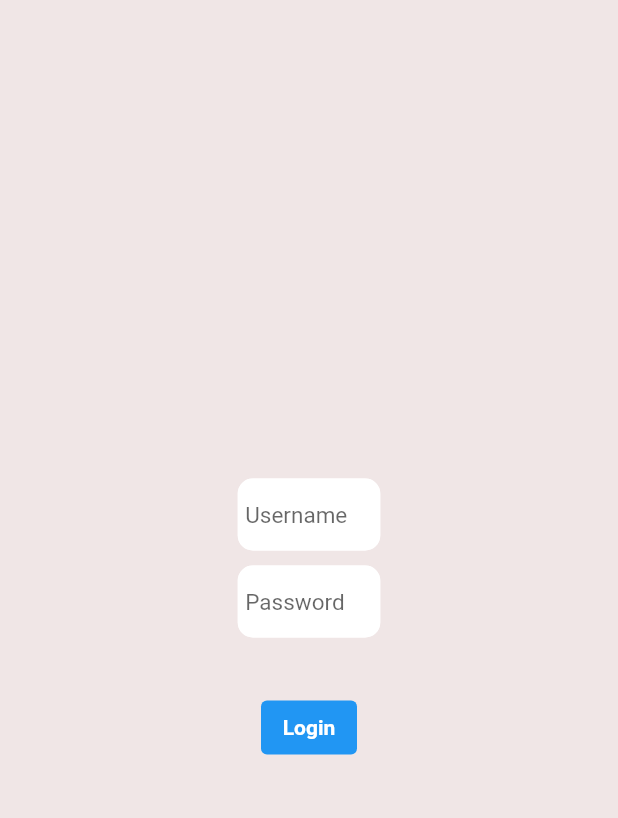
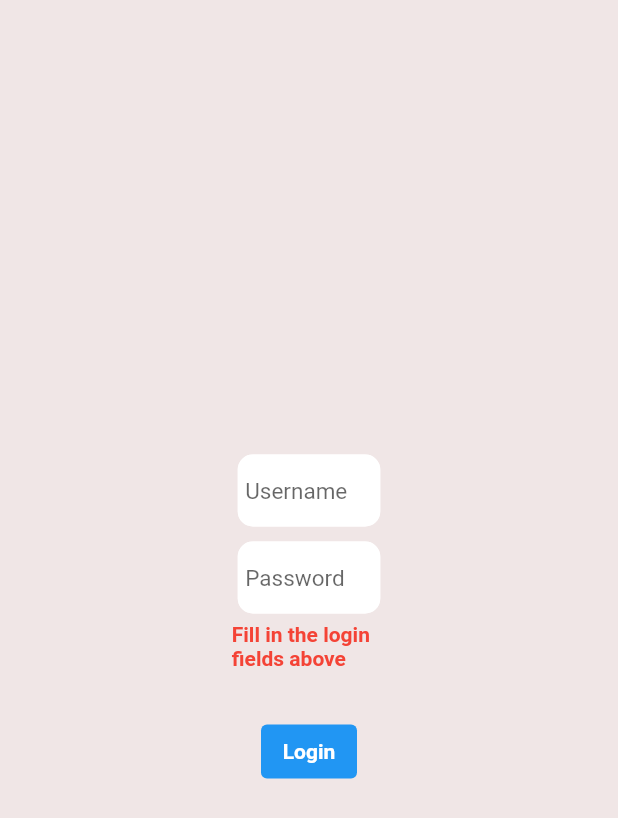
Before and after one commit to JohnM-Kahura/Biometrics-SPM, a Flutter app: the screen it shows after launch, after a tap on "Login", on a phone screen of 412 x 824 dp. Shown: the top 818 px of the screen. Run offline on Flutter 3.47's test engine with Material 2 defaults, Android fonts, the phone set to English and light mode, and no system bars; our stand-ins replace shared_preferences; missing offline and left inert: desktop_window.

Commit message:
http pack for auth

```diff
--- a/desktop/lib/pages/auth/auth.dart
+++ b/desktop/lib/pages/auth/auth.dart
@@ -1,5 +1,9 @@
+import 'package:desktop/container/container.dart';
 import 'package:desktop/widgets/custom_textfield.dart';
 import 'package:flutter/material.dart';
+import 'package:http/http.dart' as http;
+import 'package:shared_preferences/shared_preferences.dart';
+
 
 class Auth extends StatefulWidget {
   const Auth({Key? key}) : super(key: key);
@@ -9,31 +13,73 @@ class Auth extends StatefulWidget {
 }
 
 class _AuthState extends State<Auth> {
-  TextEditingController usernameController= TextEditingController();
-  TextEditingController passwordController= TextEditingController();
+  TextEditingController usernameController = TextEditingController();
+  TextEditingController passwordController = TextEditingController();
+  bool loginError = false;
+  bool feildEmpty=false;
+  saveData(String username) async{
+final prefs = await SharedPreferences.getInstance();
+await prefs.setString('username', username);
+
+
+  }
   @override
   Widget build(BuildContext context) {
     return Scaffold(
-      backgroundColor: const  Color.fromARGB(255, 240, 230, 230),
+      backgroundColor: const Color.fromARGB(255, 240, 230, 230),
       body: Center(
         child: SizedBox(
-
-
           height: 500,
           width: MediaQuery.of(context).size.width / 4,
           child: Column(
             crossAxisAlignment: CrossAxisAlignment.center,
             mainAxisAlignment: MainAxisAlignment.center,
             children: [
-            customTextFeild(50, double.infinity, 'Username', usernameController, TextInputType.emailAddress,false),
-            customTextFeild(50, double.infinity, 'Password', passwordController, TextInputType.visiblePassword,true),
-            Container(
+              customTextFeild(50, double.infinity, 'Username',
+                  usernameController, TextInputType.emailAddress, false),
+              customTextFeild(50, double.infinity, 'Password',
+                  passwordController, TextInputType.visiblePassword, true),
+                  if(feildEmpty)
+                  const  Text('Fill in the login fields above',style: TextStyle(
+                color: Colors.red,fontWeight: FontWeight.bold,
+              ),),
+                  if(loginError)
+                  const  Text('No active account found with the given credentials.Try Again',style: TextStyle(
+                color: Colors.red,fontWeight: FontWeight.bold,
+              ),),
+              Container(
                 margin: const EdgeInsets.only(top: 30),
                 child: TextButton(
-                  onPressed: () {
-                    setState(() {
+                  onPressed: () async {
+                    var url = Uri.parse('http://127.0.0.1:8000/api/token/');
+                    if (usernameController.text.isNotEmpty &&
+                        passwordController.text.isNotEmpty) {
+                      var response = await http.post(url, body: {
+                        'username': usernameController.text,
+                        'password': passwordController.text
+                      });
+                      if (response.statusCode == 200) {
+                        Navigator.pushReplacement(
+                            context,
+                            MaterialPageRoute(
+                                builder: (context) => const AppContainer()));
 
-                    });
+                                saveData(usernameController.text);
+                      }
+                      if (response.statusCode != 200) {
+                        setState(() {
+                          loginError = true;
+                        });
+                      }
+                      print('Response status: ${response.statusCode}');
+                      print('Response body: ${response.body}');
+                    }
+                    if (usernameController.text.isEmpty ||
+                        passwordController.text.isEmpty) {
+setState(() {
+  feildEmpty=true;
+});
+                        }
                   },
                   child: const Text(
                     'Login',
@@ -45,7 +91,10 @@ class _AuthState extends State<Auth> {
                   ),
                 ),
               ),
-          ],),
+
+            ],
+
+          ),
         ),
       ),
     );
```
